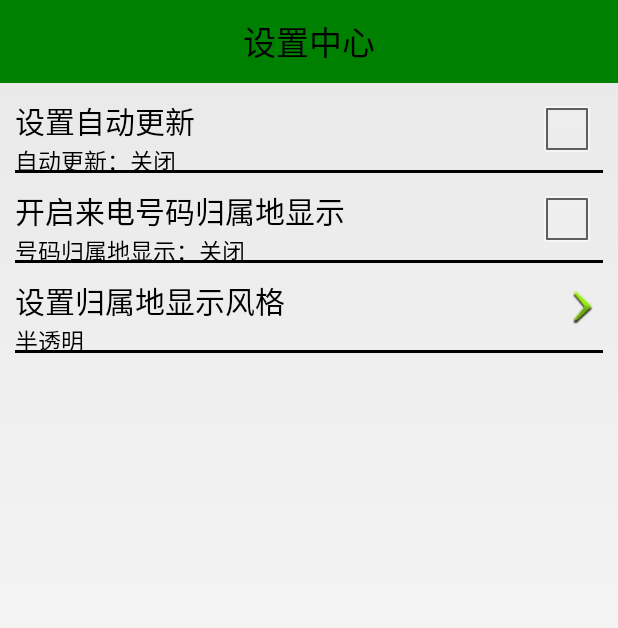
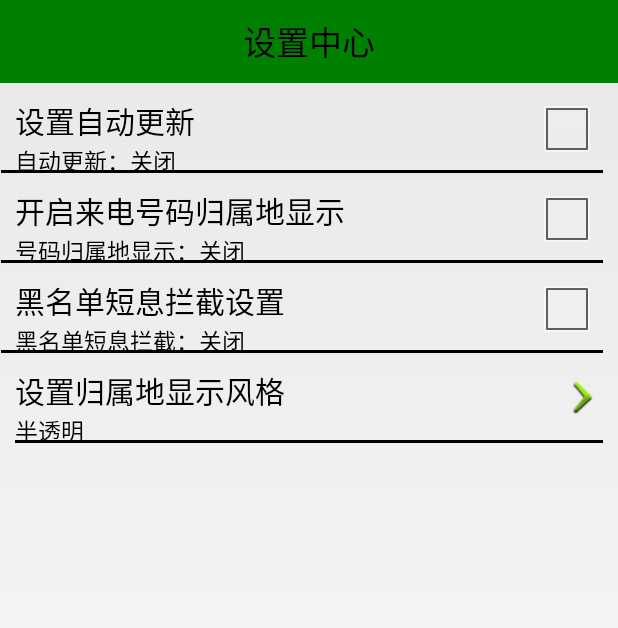
Before and after one commit to mamh-android/android-mobilesafe, an Android app: the SettingActivity screen opened directly, with no data from a screen before it, on a phone screen of 412 x 824 dp. Shown: the top 628 px of the screen. Run offline under Robolectric (Android 15) with nearby library versions, the phone set to English and light mode, and no system bars.

Commit message:
add service  CallSmsSafeService.java
添加了短息拦截功能

Signed-off-by: Minghui Ma <mmh19891113@qq.com>

```diff
--- a/app/src/main/AndroidManifest.xml
+++ b/app/src/main/AndroidManifest.xml
@@ -80,6 +80,12 @@
             android:name=".activity.CallSmsSafeActivity"
             android:label="@string/title_activity_call_sms_safe" >
         </activity>
+
+        <service
+            android:name=".service.CallSmsSafeService"
+            android:enabled="true"
+            android:exported="true" >
+        </service>
     </application>
 
 </manifest>
--- a/app/src/main/java/com/example/mamh/mobilesafe/activity/CallSmsSafeActivity.java
+++ b/app/src/main/java/com/example/mamh/mobilesafe/activity/CallSmsSafeActivity.java
@@ -63,18 +63,24 @@ public class CallSmsSafeActivity extends Activity {
                 AlertDialog.Builder builder = new AlertDialog.Builder(mContext);
                 final AlertDialog dialog = builder.create();
                 View contentView = View.inflate(mContext, R.layout.dialog_add_blacknumber, null);
+
                 et_blackNumber = (EditText) contentView.findViewById(R.id.et_phone);
                 cb_phone = (CheckBox) contentView.findViewById(R.id.cb_phone);
                 cb_sms = (CheckBox) contentView.findViewById(R.id.cb_sms);
                 bt_ok = (Button) contentView.findViewById(R.id.bt_ok);
                 bt_cancel = (Button) contentView.findViewById(R.id.bt_cancel);
+
+
                 dialog.setView(contentView, 0, 0, 0, 0);
+
                 bt_cancel.setOnClickListener(new View.OnClickListener() {
                     @Override
                     public void onClick(View v) {
                         dialog.dismiss();
                     }
                 });
+
+
                 bt_ok.setOnClickListener(new View.OnClickListener() {
                     @Override
                     public void onClick(View v) {
--- a/app/src/main/java/com/example/mamh/mobilesafe/activity/SettingActivity.java
+++ b/app/src/main/java/com/example/mamh/mobilesafe/activity/SettingActivity.java
@@ -11,6 +11,7 @@ import android.view.View;
 
 import com.example.mamh.mobilesafe.R;
 import com.example.mamh.mobilesafe.service.AddressService;
+import com.example.mamh.mobilesafe.service.CallSmsSafeService;
 import com.example.mamh.mobilesafe.ui.SettingClikcView;
 import com.example.mamh.mobilesafe.ui.SettingItemView;
 import com.example.mamh.mobilesafe.utils.ServiceUtils;
@@ -21,10 +22,11 @@ public class SettingActivity extends Activity {
     private SettingItemView siv_update;
     private SettingItemView siv_show_address;
     private SettingClikcView scv_change_bg;//设置归属地背景
-
+    private SettingItemView siv_callsms_safe;//短息拦截设置
 
     private SharedPreferences sp;
     private Intent showAddressIntent;
+    private Intent callSmsSafeIntent;
 
     @Override
     protected void onCreate(Bundle savedInstanceState) {
@@ -79,6 +81,8 @@ public class SettingActivity extends Activity {
                 }
             }
         });
+
+
         final String[] items = {
                 "半透明", "活力橙", "卫士蓝", "金属灰", "苹果绿"
         };
@@ -107,6 +111,23 @@ public class SettingActivity extends Activity {
                 builder.show();
             }
         });
+
+        siv_callsms_safe = (SettingItemView) findViewById(R.id.siv_callsms_safe);
+        callSmsSafeIntent = new Intent(this, CallSmsSafeService.class);
+        siv_callsms_safe.setOnClickListener(new View.OnClickListener() {
+            @Override
+            public void onClick(View v) {
+                if (siv_callsms_safe.isChecked()) {
+                    //is checked
+                    siv_callsms_safe.setChecked(false);
+                    stopService(callSmsSafeIntent);
+                } else {
+                    //not checked
+                    siv_callsms_safe.setChecked(true);
+                    startService(callSmsSafeIntent);
+                }
+            }
+        });
     }
 
     @Override
@@ -115,5 +136,9 @@ public class SettingActivity extends Activity {
         showAddressIntent = new Intent(this, AddressService.class);
         boolean isServiceRunning = ServiceUtils.isServiceRunning(SettingActivity.this, "com.example.mamh.mobilesafe.service.AddressService");
         siv_show_address.setChecked(isServiceRunning);
+
+        callSmsSafeIntent = new Intent(this, CallSmsSafeService.class);
+        isServiceRunning = ServiceUtils.isServiceRunning(SettingActivity.this, "com.example.mamh.mobilesafe.service.CallSmsSafeService");
+        siv_callsms_safe.setChecked(isServiceRunning);
     }
 }
--- a/app/src/main/res/layout/activity_setting.xml
+++ b/app/src/main/res/layout/activity_setting.xml
@@ -30,6 +30,15 @@
         itheima:desc_off="号码归属地显示：关闭"
         itheima:desc_on="号码归属地显示：打开" />
 
+    <com.example.mamh.mobilesafe.ui.SettingItemView
+        android:id="@+id/siv_callsms_safe"
+        android:layout_width="wrap_content"
+        android:layout_height="wrap_content"
+        itheima:atitle="黑名单短息拦截设置"
+        itheima:desc_off="黑名单短息拦截：关闭"
+        itheima:desc_on="黑名单短息拦截：打开" />
+
+
     <com.example.mamh.mobilesafe.ui.SettingClikcView
         android:id="@+id/scv_changebg"
         android:layout_width="wrap_content"
--- a/app/src/main/res/layout/setting_item_view.xml
+++ b/app/src/main/res/layout/setting_item_view.xml
@@ -35,7 +35,7 @@
         android:layout_height="wrap_content" />
 
     <View
-        android:layout_marginLeft="10dp"
+        android:layout_marginLeft="0.1dp"
         android:background="@color/black"
         android:layout_marginRight="10dp"
         android:layout_alignParentBottom="true"
```
Also changed, not shown: app/src/main/java/com/example/mamh/mobilesafe/db/dao/BlackNumberDao.java (+18 -4 lines), app/src/main/java/com/example/mamh/mobilesafe/service/CallSmsSafeService.java (added, +77 -0 lines).
